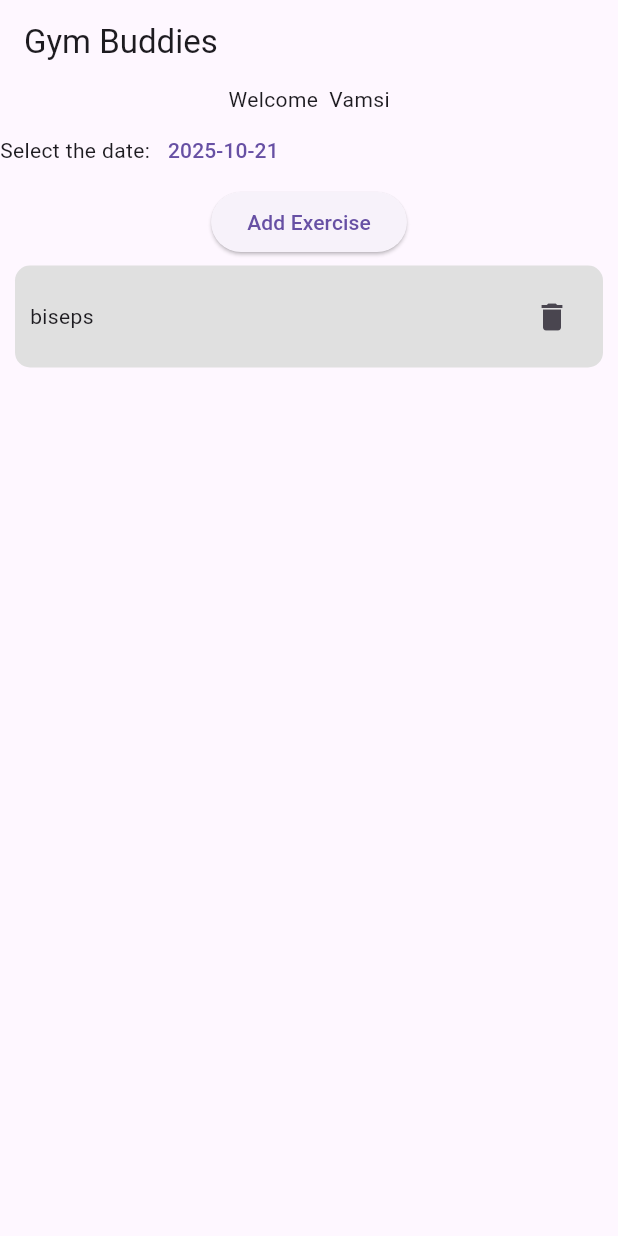
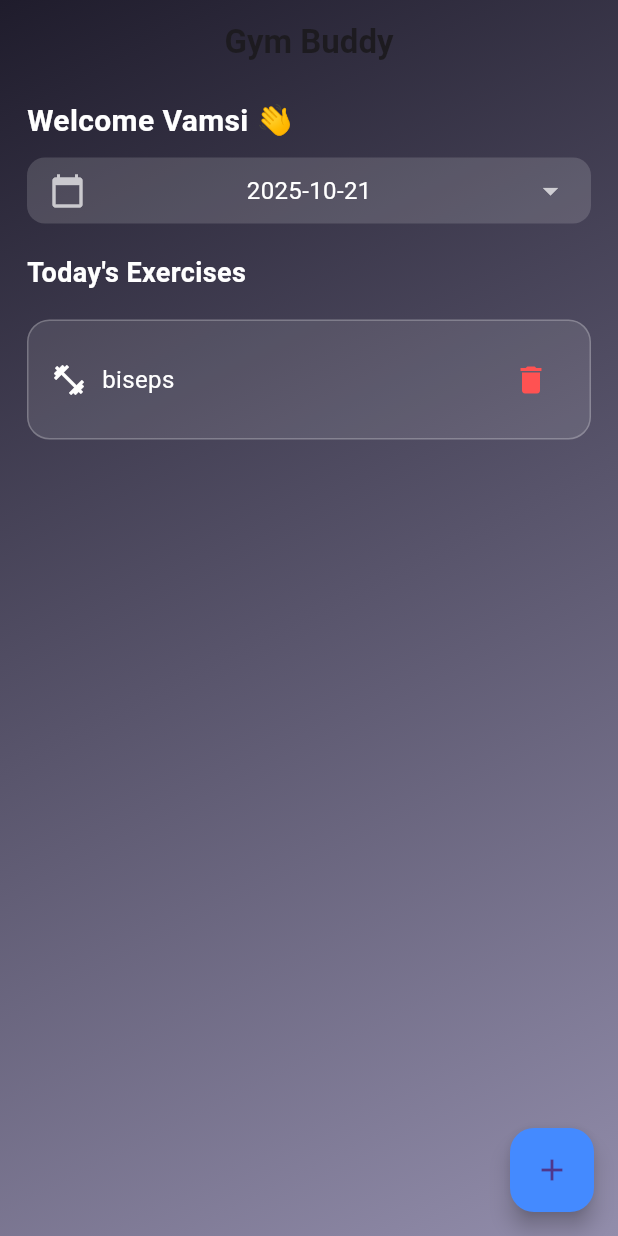
Before and after one commit to vamsikandula03/gymbuddies-fitnesstrackerapp, a Flutter app: the screen it shows after launch, on a phone screen of 412 x 824 dp. Run offline on Flutter 3.47's test engine with Material 3 defaults, Android fonts, the phone set to English and light mode, and no system bars.

Commit message:
changed the ui and added the new exercise functionality

```diff
--- a/gym_buddy/lib/Homepage.dart
+++ b/gym_buddy/lib/Homepage.dart
@@ -25,111 +25,219 @@ class _HomepageState extends State<Homepage> {
     }
   }
 
-  @override
-  Widget build(BuildContext context) {
-    return MaterialApp(
-      home: Scaffold(
-        appBar: AppBar(
-          title: Text('Gym Buddies'),
-        ),
-        body: Column(
-          children: [
-            Text('Welcome  $username'),
-            Row(
-              children: [
-                Text('Select the date:'),
-                TextButton(
-                    onPressed: _pickDate,
-                    child:
-                        Text(selectedDate.toLocal().toString().split(' ')[0])),
-              ],
-            ),
-            ElevatedButton(
-                onPressed: () => {
+ void _showAddExerciseDialog() {
+  String? selectedExercise;
+  TextEditingController newExerciseController = TextEditingController();
+  bool addingCustom = false;
+
   showDialog(
     context: context,
     builder: (context) {
-                            String? selectedExercise;
+      return StatefulBuilder(builder: (context, setStateDialog) {
         return AlertDialog(
-                              title: Text('Add Exercise'),
-                              content: DropdownButton<String>(
-                                hint: Text('Select Exercise'),
+          title: const Text("Add Exercise"),
+          content: Column(
+            mainAxisSize: MainAxisSize.min,
+            children: [
+              if (!addingCustom)
+                DropdownButtonFormField<String>(
                   value: selectedExercise,
-                                onChanged: (String? newValue) {
-                                  setState(() {
-                                    selectedExercise = newValue;
-                                  });
-                                },
-                                items: Exercises.map<DropdownMenuItem<String>>(
-                                    (String value) {
-                                  return DropdownMenuItem<String>(
-                                    value: value,
-                                    child: Text(value),
-                                  );
-                                }).toList(),
+                  hint: const Text("Select Exercise"),
+                  items: Exercises.map((e) => DropdownMenuItem(
+                        value: e,
+                        child: Text(e),
+                      )).toList(),
+                  onChanged: (val) => setStateDialog(() => selectedExercise = val),
+                ),
+              if (addingCustom)
+                TextField(
+                  controller: newExerciseController,
+                  decoration: const InputDecoration(
+                    labelText: "New exercise name",
+                    border: OutlineInputBorder(),
+                  ),
+                ),
+              TextButton(
+                onPressed: () => setStateDialog(() => addingCustom = !addingCustom),
+                child: Text(addingCustom ? "Select from list" : "Add new exercise"),
+              ),
+            ],
           ),
           actions: [
             TextButton(
+              onPressed: () => Navigator.pop(context),
+              child: const Text("Cancel"),
+            ),
+            ElevatedButton(
               onPressed: () {
-                                    if (selectedExercise != null) {
+                String? exerciseName =
+                    addingCustom ? newExerciseController.text.trim() : selectedExercise;
+
+                if (exerciseName != null && exerciseName.isNotEmpty) {
                   setState(() {
-                                        filteredExercisesByDate(selectedDate)
-                                            .exercises
-                                            .add(
-                                                Exercise(selectedExercise!, 1));
+                    // Add new exercise globally if not already present
+                    if (!Exercises.contains(exerciseName)) {
+                      Exercises.add(exerciseName);
+                    }
+
+                    // Add to the selected day's exercises
+                    filteredExercisesByDate(selectedDate).exercises
+                        .add(Exercise(exerciseName, filteredExercisesByDate(selectedDate).exercises.length + 1));
                   });
+
+                  Navigator.pop(context);
                 }
-                                    Navigator.of(context).pop();
               },
-                                  child: Text('Add'),
+              child: const Text("Add"),
             ),
           ],
         );
-                          })
+      });
     },
-                child: Text('Add Exercise')),
-            Expanded(
-              child: ListView.builder(
-                  itemBuilder: (context, index) {
-                    return Container(
-                      margin: EdgeInsets.symmetric(vertical: 5, horizontal: 10),
-                      padding: EdgeInsets.all(10),
+  );
+}
+
+
+  @override
+  Widget build(BuildContext context) {
+    final exercises = filteredExercisesByDate(selectedDate).exercises;
+
+    return Scaffold(
+      extendBodyBehindAppBar: true,
+      appBar: AppBar(
+        backgroundColor: Colors.transparent,
+        elevation: 0,
+        centerTitle: true,
+        title: const Text(
+          "Gym Buddy",
+          style: TextStyle(fontWeight: FontWeight.bold, fontSize: 22),
+        ),
+      ),
+      floatingActionButton: FloatingActionButton(
+        backgroundColor: Colors.blueAccent,
+        onPressed: _showAddExerciseDialog,
+        child: const Icon(Icons.add),
+      ),
+      body: Container(
+        width: double.infinity,
+        decoration: const BoxDecoration(
+          gradient: LinearGradient(
+            colors: [Color(0xFF1f1c2c), Color(0xFF928DAB)],
+            begin: Alignment.topLeft,
+            end: Alignment.bottomRight,
+          ),
+        ),
+        child: SafeArea(
+          child: Padding(
+            padding: const EdgeInsets.symmetric(horizontal: 18.0, vertical: 10),
+            child: Column(
+              crossAxisAlignment: CrossAxisAlignment.start,
+              children: [
+                Text(
+                  "Welcome $username 👋",
+                  style: const TextStyle(
+                    fontSize: 20,
+                    color: Colors.white,
+                    fontWeight: FontWeight.w600,
+                  ),
+                ),
+                const SizedBox(height: 10),
+                InkWell(
+                  onTap: _pickDate,
+                  borderRadius: BorderRadius.circular(12),
+                  child: Container(
+                    padding: const EdgeInsets.symmetric(horizontal: 15, vertical: 10),
                     decoration: BoxDecoration(
-
-color: Colors.grey[300],
-
-                                  borderRadius: BorderRadius.circular(10),
-
+                      color: Colors.white.withOpacity(0.15),
+                      borderRadius: BorderRadius.circular(12),
                     ),
                     child: Row(
                       mainAxisAlignment: MainAxisAlignment.spaceBetween,
                       children: [
-                      GestureDetector(
-                        child: Row(children: [
-                          Text(filteredExercisesByDate(selectedDate)
-                              .exercises[index]
-                              .name!)
-                        ]),
+                        const Icon(Icons.calendar_today, color: Colors.white70),
+                        Text(
+                          selectedDate.toLocal().toString().split(' ')[0],
+                          style: const TextStyle(color: Colors.white, fontSize: 16),
+                        ),
+                        const Icon(Icons.arrow_drop_down, color: Colors.white70),
+                      ],
+                    ),
+                  ),
+                ),
+                const SizedBox(height: 20),
+                const Text(
+                  "Today's Exercises",
+                  style: TextStyle(
+                    fontSize: 18,
+                    color: Colors.white,
+                    fontWeight: FontWeight.bold,
+                  ),
+                ),
+                const SizedBox(height: 10),
+                Expanded(
+                  child: exercises.isEmpty
+                      ? const Center(
+                          child: Text(
+                            "No exercises added yet!",
+                            style: TextStyle(color: Colors.white70, fontSize: 16),
+                          ),
+                        )
+                      : ListView.builder(
+                          physics: const BouncingScrollPhysics(),
+                          itemCount: exercises.length,
+                          itemBuilder: (context, index) {
+                            final exercise = exercises[index];
+                            return GestureDetector(
                               onTap: () => Navigator.push(
                                 context,
                                 MaterialPageRoute(
                                   builder: (context) => Exercisepage(
-                                    date: selectedDate, exerciseIndex: index))),
+                                    date: selectedDate,
+                                    exerciseIndex: index,
                                   ),
-                      IconButton(onPressed: () => {
+                                ),
+                              ),
+                              child: Container(
+                                margin: const EdgeInsets.symmetric(vertical: 8),
+                                padding: const EdgeInsets.all(15),
+                                decoration: BoxDecoration(
+                                  color: Colors.white.withOpacity(0.1),
+                                  borderRadius: BorderRadius.circular(15),
+                                  border: Border.all(color: Colors.white24),
+                                ),
+                                child: Row(
+                                  mainAxisAlignment: MainAxisAlignment.spaceBetween,
+                                  children: [
+                                    Row(
+                                      children: [
+                                        const Icon(Icons.fitness_center,
+                                            color: Colors.white, size: 24),
+                                        const SizedBox(width: 10),
+                                        Text(
+                                          exercise.name!,
+                                          style: const TextStyle(
+                                              color: Colors.white, fontSize: 16),
+                                        ),
+                                      ],
+                                    ),
+                                    IconButton(
+                                      icon: const Icon(Icons.delete, color: Colors.redAccent),
+                                      onPressed: () {
                                         setState(() {
-                              filteredExercisesByDate(selectedDate)
-                                  .exercises
-                                  .removeAt(index);
-                            })
-
-                      }, icon: Icon(Icons.delete))
-                    ]));
+                                          exercises.removeAt(index);
+                                        });
                                       },
-                  itemCount:
-                      filteredExercisesByDate(selectedDate).exercises?.length),
-            )
+                                    ),
                                   ],
+                                ),
+                              ),
+                            );
+                          },
+                        ),
+                ),
+              ],
+            ),
+          ),
         ),
       ),
     );
```
Also changed, not shown: gym_buddy/lib/Exercisepage.dart (+189 -98 lines), 1 other file. Lines whose indentation alone changed are shown as unchanged.
